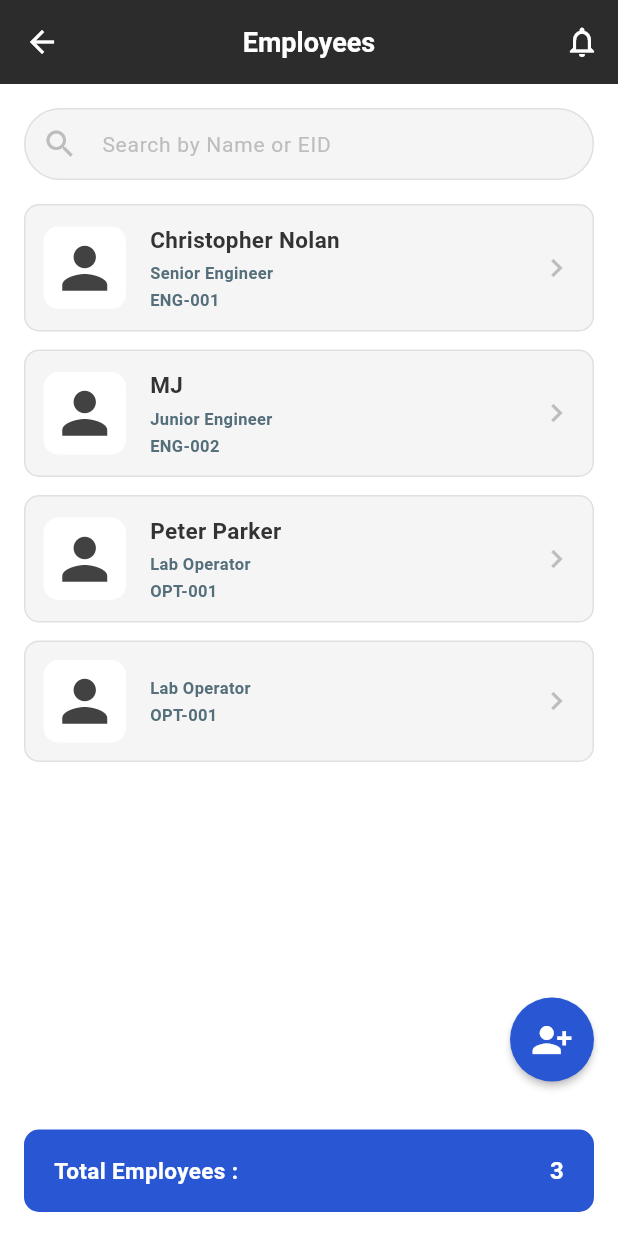
After one commit to Om-Variya/geo_test, a Flutter app: the EmployeesScreen screen opened directly, on a phone screen of 412 x 824 dp. The commit adds this screen. Run offline on Flutter 3.47's test engine with Material 3 defaults, Android fonts, the phone set to English and light mode, and no system bars.

Commit message:
employees page added

```diff
--- a/lib/Screen/UserScreen/dashboard_screen.dart
+++ b/lib/Screen/UserScreen/dashboard_screen.dart
@@ -1,4 +1,5 @@
 import 'package:flutter/material.dart';
+import 'package:geo_test/Screen/UserScreen/employees.dart'; // Added import for Employees screen
 import '../../widgets/top_nav_bar.dart';
 import '../../widgets/bottom_nav_bar.dart';
 import '../../widgets/app_drawer.dart'; // Import your drawer file
@@ -133,7 +134,19 @@ class DashboardBody extends StatelessWidget {
               _buildQuickAction(Icons.article_outlined, 'New Report'),
               _buildQuickAction(Icons.add, 'Add Machine'),
               _buildQuickAction(Icons.inventory_2_outlined, 'Inventory'),
-              _buildQuickAction(Icons.people_outline, 'Employees'),
+              _buildQuickAction(
+                Icons.people_outline,
+                'Employees',
+                onTap: () {
+                  // Navigation to Employees Screen
+                  Navigator.push(
+                    context,
+                    MaterialPageRoute(
+                      builder: (context) => const EmployeesScreen(),
+                    ),
+                  );
+                },
+              ),
             ],
           ),
           const SizedBox(height: 32),
@@ -214,8 +227,12 @@ class DashboardBody extends StatelessWidget {
     );
   }
 
-  Widget _buildQuickAction(IconData icon, String label) {
-    return Column(
+  // Added onTap parameter and InkWell to make actions clickable
+  Widget _buildQuickAction(IconData icon, String label, {VoidCallback? onTap}) {
+    return InkWell(
+      onTap: onTap,
+      borderRadius: BorderRadius.circular(12),
+      child: Column(
         children: [
           Container(
             width: 60,
@@ -236,6 +253,7 @@ class DashboardBody extends StatelessWidget {
             ),
           ),
         ],
+      ),
     );
   }
 
--- /dev/null
+++ b/lib/Screen/UserScreen/employees.dart
@@ -0,0 +1,218 @@
+import 'package:flutter/material.dart';
+
+class EmployeesScreen extends StatelessWidget {
+  const EmployeesScreen({super.key});
+
+  @override
+  Widget build(BuildContext context) {
+    return Scaffold(
+      backgroundColor: Colors.white,
+      appBar: AppBar(
+        backgroundColor: const Color(0xFF2C2C2C),
+        elevation: 0,
+        leading: IconButton(
+          icon: const Icon(Icons.arrow_back, color: Colors.white),
+          onPressed: () {
+            Navigator.pop(context);
+          },
+        ),
+        title: const Text(
+          'Employees',
+          style: TextStyle(
+            color: Colors.white,
+            fontSize: 18,
+            fontWeight: FontWeight.bold,
+          ),
+        ),
+        centerTitle: true,
+        actions: [
+          IconButton(
+            icon: const Icon(Icons.notifications_none, color: Colors.white),
+            onPressed: () {},
+          ),
+        ],
+      ),
+      body: Column(
+        children: [
+          Padding(
+            padding: const EdgeInsets.all(16.0),
+            child: TextField(
+              decoration: InputDecoration(
+                filled: true,
+                fillColor: Colors.grey.shade100,
+                hintText: 'Search by Name or EID',
+                hintStyle: TextStyle(color: Colors.grey.shade400, fontSize: 14),
+                prefixIcon: Icon(Icons.search, color: Colors.grey.shade400),
+                contentPadding: const EdgeInsets.symmetric(vertical: 0),
+                border: OutlineInputBorder(
+                  borderRadius: BorderRadius.circular(25.0),
+                  borderSide: BorderSide(color: Colors.grey.shade300, width: 1),
+                ),
+                enabledBorder: OutlineInputBorder(
+                  borderRadius: BorderRadius.circular(25.0),
+                  borderSide: BorderSide(color: Colors.grey.shade300, width: 1),
+                ),
+              ),
+            ),
+          ),
+
+          Expanded(
+            child: ListView(
+              padding: const EdgeInsets.symmetric(horizontal: 16.0),
+              children: const [
+                EmployeeCard(
+                  name: 'Christopher Nolan',
+                  role: 'Senior Engineer',
+                  eid: 'ENG-001',
+                ),
+                SizedBox(height: 12),
+                EmployeeCard(
+                  name: 'MJ',
+                  role: 'Junior Engineer',
+                  eid: 'ENG-002',
+                ),
+                SizedBox(height: 12),
+                EmployeeCard(
+                  name: 'Peter Parker',
+                  role: 'Lab Operator',
+                  eid: 'OPT-001',
+                ),
+                SizedBox(height: 12),
+                EmployeeCard(
+                  name: '', // Handled gracefully in the widget
+                  role: 'Lab Operator',
+                  eid: 'OPT-001',
+                ),
+              ],
+            ),
+          ),
+        ],
+      ),
+      // Floating Action Button
+      floatingActionButton: FloatingActionButton(
+        onPressed: () {},
+        backgroundColor: const Color(0xFF2956D3), // Blue matching the design
+        shape: const CircleBorder(),
+        elevation: 2,
+        child: const Icon(Icons.person_add_alt_1, color: Colors.white, size: 28),
+      ),
+      // The blue bottom banner
+      bottomNavigationBar: SafeArea(
+        child: Container(
+          margin: const EdgeInsets.all(16.0),
+          padding: const EdgeInsets.symmetric(horizontal: 20.0, vertical: 16.0),
+          decoration: BoxDecoration(
+            color: const Color(0xFF2956D3),
+            borderRadius: BorderRadius.circular(10.0),
+          ),
+          child: const Row(
+            mainAxisAlignment: MainAxisAlignment.spaceBetween,
+            children: [
+              Text(
+                'Total Employees :',
+                style: TextStyle(
+                  color: Colors.white,
+                  fontSize: 15,
+                  fontWeight: FontWeight.bold,
+                ),
+              ),
+              Text(
+                '3',
+                style: TextStyle(
+                  color: Colors.white,
+                  fontSize: 16,
+                  fontWeight: FontWeight.bold,
+                ),
+              ),
+            ],
+          ),
+        ),
+      ),
+    );
+  }
+}
+
+// Reusable widget for Employee Cards
+class EmployeeCard extends StatelessWidget {
+  final String name;
+  final String role;
+  final String eid;
+
+  const EmployeeCard({
+    super.key,
+    required this.name,
+    required this.role,
+    required this.eid,
+  });
+
+  @override
+  Widget build(BuildContext context) {
+    return Container(
+      padding: const EdgeInsets.all(12.0),
+      decoration: BoxDecoration(
+        color: Colors.grey.shade100,
+        borderRadius: BorderRadius.circular(10.0),
+        border: Border.all(color: Colors.grey.shade300),
+      ),
+      child: Row(
+        children: [
+          // Silhouette Icon Container
+          Container(
+            width: 55,
+            height: 55,
+            decoration: BoxDecoration(
+              color: Colors.white,
+              borderRadius: BorderRadius.circular(10.0),
+            ),
+            child: Icon(
+              Icons.person,
+              size: 45,
+              color: Colors.grey.shade800,
+            ),
+          ),
+          const SizedBox(width: 16),
+
+          // Employee Details
+          Expanded(
+            child: Column(
+              crossAxisAlignment: CrossAxisAlignment.start,
+              children: [
+                if (name.isNotEmpty) ...[
+                  Text(
+                    name,
+                    style: const TextStyle(
+                      fontSize: 15,
+                      fontWeight: FontWeight.bold,
+                      color: Color(0xFF333333),
+                    ),
+                  ),
+                  const SizedBox(height: 4),
+                ],
+                Text(
+                  role,
+                  style: TextStyle(
+                    fontSize: 11,
+                    color: Colors.blueGrey.shade600,
+                    fontWeight: FontWeight.w600,
+                  ),
+                ),
+                const SizedBox(height: 2),
+                Text(
+                  eid,
+                  style: TextStyle(
+                    fontSize: 11,
+                    color: Colors.blueGrey.shade600,
+                    fontWeight: FontWeight.w600,
+                  ),
+                ),
+              ],
+            ),
+          ),
+
+          // Right Arrow
+          Icon(Icons.chevron_right, color: Colors.grey.shade400),
+        ],
+      ),
+    );
+  }
+}
```
Lines whose indentation alone changed are shown as unchanged.
